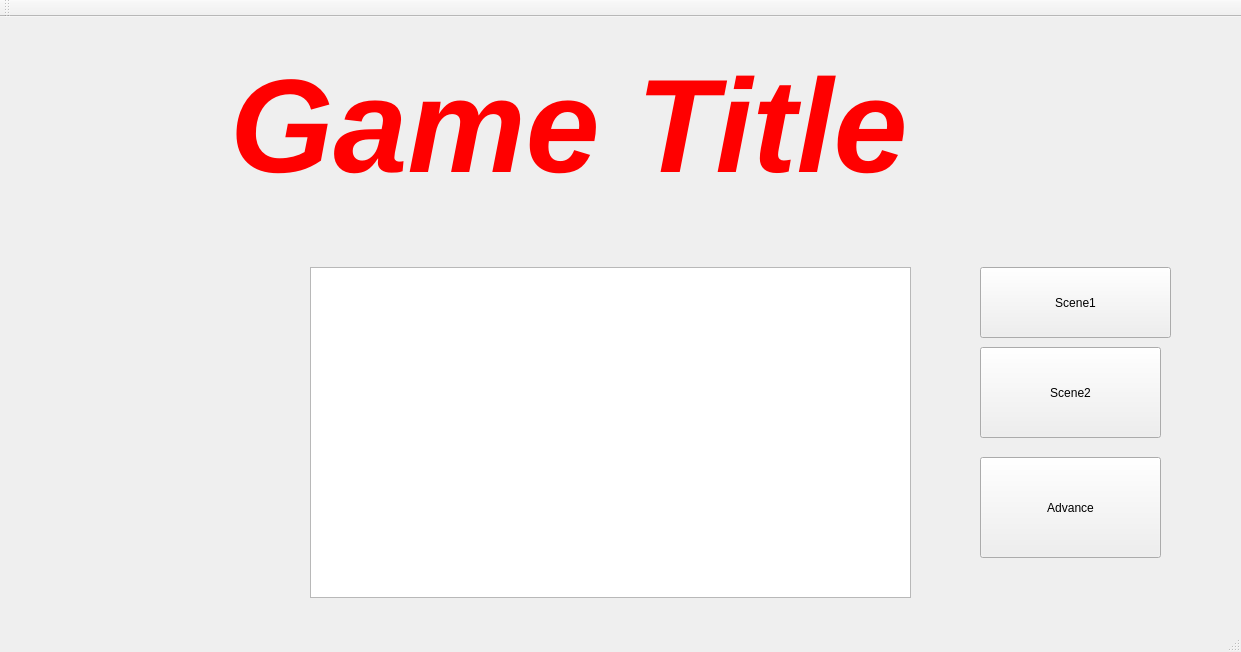
ltuijnder/GameProject, file GameProject/gamewindow.ui: the form before one commit.
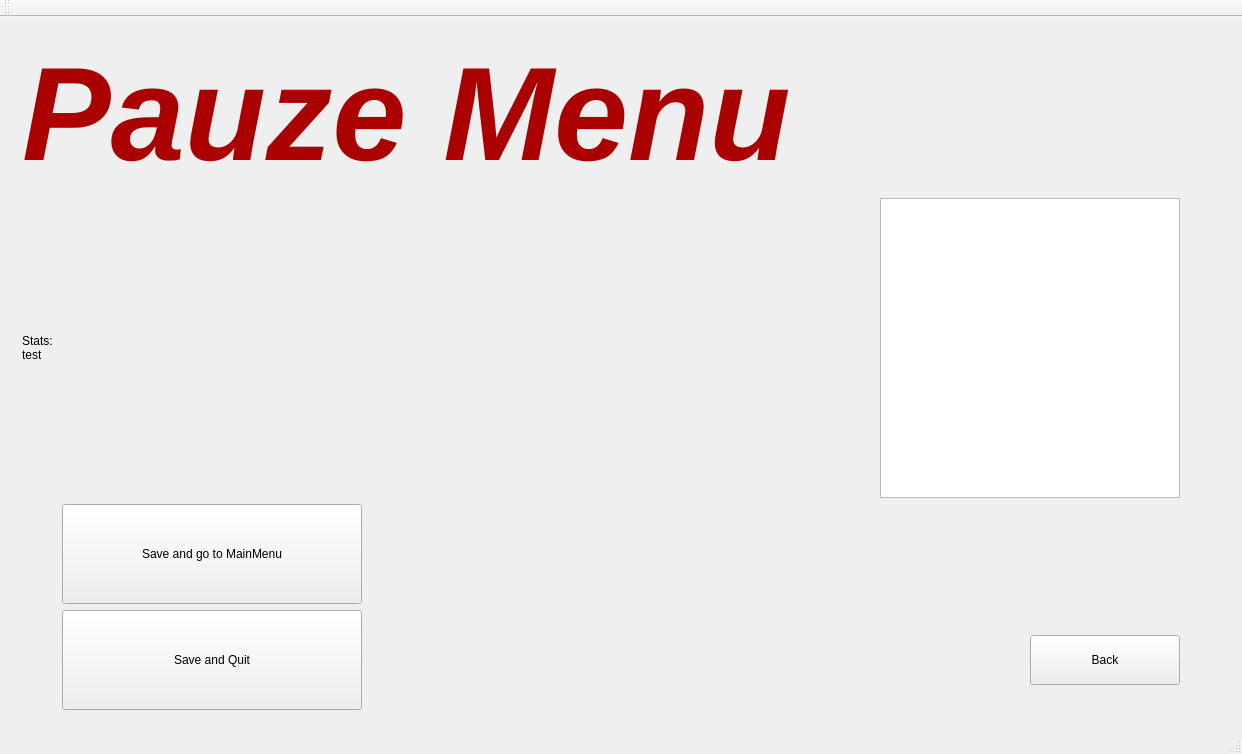
The form after the commit. The open tabs and pages were chosen to show the change.

Commit message:
Minimal Menu
Added a minimal menu to the game: Start button, pauze button. Pages are to be added later but this way we already have a minimal to work with

Patch:
```diff
--- a/GameProject/gamewindow.ui
+++ b/GameProject/gamewindow.ui
@@ -6,8 +6,8 @@
    <rect>
     <x>0</x>
     <y>0</y>
-    <width>1241</width>
-    <height>652</height>
+    <width>1242</width>
+    <height>644</height>
    </rect>
   </property>
   <property name="sizePolicy">
@@ -23,68 +23,569 @@
    <property name="enabled">
     <bool>true</bool>
    </property>
-   <widget class="QLabel" name="GameTitle">
-    <property name="geometry">
-     <rect>
-      <x>230</x>
-      <y>30</y>
-      <width>741</width>
-      <height>161</height>
-     </rect>
-    </property>
-    <property name="text">
-     <string>&lt;html&gt;&lt;head/&gt;&lt;body&gt;&lt;p&gt;&lt;span style=&quot; font-size:100pt; font-weight:600; font-style:italic; color:#ff0000;&quot;&gt;Game Title&lt;/span&gt;&lt;/p&gt;&lt;/body&gt;&lt;/html&gt;</string>
-    </property>
-   </widget>
-   <widget class="QGraphicsView" name="graphicsView">
-    <property name="geometry">
-     <rect>
-      <x>310</x>
-      <y>250</y>
-      <width>601</width>
-      <height>331</height>
-     </rect>
-    </property>
-   </widget>
-   <widget class="QPushButton" name="pushButton">
-    <property name="geometry">
-     <rect>
-      <x>980</x>
-      <y>250</y>
-      <width>191</width>
-      <height>71</height>
-     </rect>
-    </property>
-    <property name="text">
-     <string>Scene1</string>
-    </property>
-   </widget>
-   <widget class="QPushButton" name="pushButton_2">
-    <property name="geometry">
-     <rect>
-      <x>980</x>
-      <y>330</y>
-      <width>181</width>
-      <height>91</height>
-     </rect>
-    </property>
-    <property name="text">
-     <string>Scene2</string>
-    </property>
-   </widget>
-   <widget class="QPushButton" name="pushButton_3">
-    <property name="geometry">
-     <rect>
-      <x>980</x>
-      <y>440</y>
-      <width>181</width>
-      <height>101</height>
-     </rect>
-    </property>
-    <property name="text">
-     <string>Advance</string>
-    </property>
-   </widget>
+   <property name="autoFillBackground">
+    <bool>true</bool>
+   </property>
+   <layout class="QGridLayout" name="gridLayout">
+    <item row="0" column="0">
+     <widget class="QStackedWidget" name="stackedWidget">
+      <property name="sizePolicy">
+       <sizepolicy hsizetype="Expanding" vsizetype="Expanding">
+        <horstretch>0</horstretch>
+        <verstretch>0</verstretch>
+       </sizepolicy>
+      </property>
+      <property name="currentIndex">
+       <number>0</number>
+      </property>
+      <widget class="QWidget" name="StartPage">
+       <layout class="QVBoxLayout" name="verticalLayout">
+        <item>
+         <widget class="QLabel" name="GameTitle">
+          <property name="sizePolicy">
+           <sizepolicy hsizetype="Expanding" vsizetype="Expanding">
+            <horstretch>0</horstretch>
+            <verstretch>0</verstretch>
+           </sizepolicy>
+          </property>
+          <property name="text">
+           <string>&lt;html&gt;&lt;head/&gt;&lt;body&gt;&lt;p align=&quot;center&quot;&gt;&lt;span style=&quot; font-size:100pt; font-style:italic; color:#aa0000;&quot;&gt;GameTitle&lt;/span&gt;&lt;/p&gt;&lt;/body&gt;&lt;/html&gt;</string>
+          </property>
+         </widget>
+        </item>
+        <item>
+         <spacer name="verticalSpacer_2">
+          <property name="orientation">
+           <enum>Qt::Vertical</enum>
+          </property>
+          <property name="sizeHint" stdset="0">
+           <size>
+            <width>20</width>
+            <height>40</height>
+           </size>
+          </property>
+         </spacer>
+        </item>
+        <item>
+         <layout class="QHBoxLayout" name="horizontalLayout">
+          <item>
+           <spacer name="horizontalSpacer">
+            <property name="orientation">
+             <enum>Qt::Horizontal</enum>
+            </property>
+            <property name="sizeHint" stdset="0">
+             <size>
+              <width>40</width>
+              <height>20</height>
+             </size>
+            </property>
+           </spacer>
+          </item>
+          <item>
+           <widget class="QPushButton" name="PlayButton">
+            <property name="sizePolicy">
+             <sizepolicy hsizetype="Expanding" vsizetype="Expanding">
+              <horstretch>0</horstretch>
+              <verstretch>0</verstretch>
+             </sizepolicy>
+            </property>
+            <property name="minimumSize">
+             <size>
+              <width>150</width>
+              <height>50</height>
+             </size>
+            </property>
+            <property name="styleSheet">
+             <string notr="true">font: 75 24pt &quot;Noto Sans&quot;;</string>
+            </property>
+            <property name="text">
+             <string>Play Game</string>
+            </property>
+           </widget>
+          </item>
+          <item>
+           <spacer name="horizontalSpacer_2">
+            <property name="orientation">
+             <enum>Qt::Horizontal</enum>
+            </property>
+            <property name="sizeType">
+             <enum>QSizePolicy::MinimumExpanding</enum>
+            </property>
+            <property name="sizeHint" stdset="0">
+             <size>
+              <width>40</width>
+              <height>20</height>
+             </size>
+            </property>
+           </spacer>
+          </item>
+         </layout>
+        </item>
+        <item>
+         <layout class="QHBoxLayout" name="horizontalLayout_2">
+          <item>
+           <spacer name="horizontalSpacer_4">
+            <property name="orientation">
+             <enum>Qt::Horizontal</enum>
+            </property>
+            <property name="sizeHint" stdset="0">
+             <size>
+              <width>40</width>
+              <height>20</height>
+             </size>
+            </property>
+           </spacer>
+          </item>
+          <item>
+           <widget class="QPushButton" name="QuitButton">
+            <property name="enabled">
+             <bool>true</bool>
+            </property>
+            <property name="sizePolicy">
+             <sizepolicy hsizetype="Expanding" vsizetype="Expanding">
+              <horstretch>0</horstretch>
+              <verstretch>0</verstretch>
+             </sizepolicy>
+            </property>
+            <property name="minimumSize">
+             <size>
+              <width>150</width>
+              <height>50</height>
+             </size>
+            </property>
+            <property name="styleSheet">
+             <string notr="true">font: 75 24pt &quot;Noto Sans&quot;;</string>
+            </property>
+            <property name="text">
+             <string>Quit</string>
+            </property>
+           </widget>
+          </item>
+          <item>
+           <spacer name="horizontalSpacer_3">
+            <property name="orientation">
+             <enum>Qt::Horizontal</enum>
+            </property>
+            <property name="sizeHint" stdset="0">
+             <size>
+              <width>40</width>
+              <height>20</height>
+             </size>
+            </property>
+           </spacer>
+          </item>
+         </layout>
+        </item>
+        <item>
+         <spacer name="verticalSpacer">
+          <property name="orientation">
+           <enum>Qt::Vertical</enum>
+          </property>
+          <property name="sizeHint" stdset="0">
+           <size>
+            <width>20</width>
+            <height>40</height>
+           </size>
+          </property>
+         </spacer>
+        </item>
+       </layout>
+      </widget>
+      <widget class="QWidget" name="GameSelectPage">
+       <layout class="QVBoxLayout" name="verticalLayout_2">
+        <item>
+         <widget class="QLabel" name="GameTitle_2">
+          <property name="sizePolicy">
+           <sizepolicy hsizetype="Expanding" vsizetype="Expanding">
+            <horstretch>0</horstretch>
+            <verstretch>0</verstretch>
+           </sizepolicy>
+          </property>
+          <property name="text">
+           <string>&lt;html&gt;&lt;head/&gt;&lt;body&gt;&lt;p align=&quot;center&quot;&gt;&lt;span style=&quot; font-size:100pt; font-style:italic; color:#aa0000;&quot;&gt;GameTitle&lt;/span&gt;&lt;/p&gt;&lt;/body&gt;&lt;/html&gt;</string>
+          </property>
+         </widget>
+        </item>
+        <item>
+         <spacer name="verticalSpacer_3">
+          <property name="orientation">
+           <enum>Qt::Vertical</enum>
+          </property>
+          <property name="sizeHint" stdset="0">
+           <size>
+            <width>20</width>
+            <height>82</height>
+           </size>
+          </property>
+         </spacer>
+        </item>
+        <item>
+         <layout class="QHBoxLayout" name="horizontalLayout_5">
+          <item>
+           <spacer name="horizontalSpacer_9">
+            <property name="orientation">
+             <enum>Qt::Horizontal</enum>
+            </property>
+            <property name="sizeHint" stdset="0">
+             <size>
+              <width>40</width>
+              <height>20</height>
+             </size>
+            </property>
+           </spacer>
+          </item>
+          <item>
+           <widget class="QPushButton" name="NewGameButton">
+            <property name="sizePolicy">
+             <sizepolicy hsizetype="Expanding" vsizetype="Expanding">
+              <horstretch>0</horstretch>
+              <verstretch>0</verstretch>
+             </sizepolicy>
+            </property>
+            <property name="minimumSize">
+             <size>
+              <width>150</width>
+              <height>50</height>
+             </size>
+            </property>
+            <property name="styleSheet">
+             <string notr="true">font: 75 24pt &quot;Noto Sans&quot;;</string>
+            </property>
+            <property name="text">
+             <string>New Game</string>
+            </property>
+           </widget>
+          </item>
+          <item>
+           <spacer name="horizontalSpacer_10">
+            <property name="orientation">
+             <enum>Qt::Horizontal</enum>
+            </property>
+            <property name="sizeType">
+             <enum>QSizePolicy::MinimumExpanding</enum>
+            </property>
+            <property name="sizeHint" stdset="0">
+             <size>
+              <width>40</width>
+              <height>20</height>
+             </size>
+            </property>
+           </spacer>
+          </item>
+         </layout>
+        </item>
+        <item>
+         <layout class="QHBoxLayout" name="horizontalLayout_6">
+          <item>
+           <spacer name="horizontalSpacer_11">
+            <property name="orientation">
+             <enum>Qt::Horizontal</enum>
+            </property>
+            <property name="sizeHint" stdset="0">
+             <size>
+              <width>40</width>
+              <height>20</height>
+             </size>
+            </property>
+           </spacer>
+          </item>
+          <item>
+           <widget class="QPushButton" name="LoadGameButton">
+            <property name="enabled">
+             <bool>false</bool>
+            </property>
+            <property name="sizePolicy">
+             <sizepolicy hsizetype="Expanding" vsizetype="Expanding">
+              <horstretch>0</horstretch>
+              <verstretch>0</verstretch>
+             </sizepolicy>
+            </property>
+            <property name="minimumSize">
+             <size>
+              <width>150</width>
+              <height>50</height>
+             </size>
+            </property>
+            <property name="styleSheet">
+             <string notr="true">font: 75 24pt &quot;Noto Sans&quot;;</string>
+            </property>
+            <property name="text">
+             <string>Load a SafeFile</string>
+            </property>
+           </widget>
+          </item>
+          <item>
+           <spacer name="horizontalSpacer_12">
+            <property name="orientation">
+             <enum>Qt::Horizontal</enum>
+            </property>
+            <property name="sizeHint" stdset="0">
+             <size>
+              <width>40</width>
+              <height>20</height>
+             </size>
+            </property>
+           </spacer>
+          </item>
+         </layout>
+        </item>
+        <item>
+         <spacer name="verticalSpacer_4">
+          <property name="orientation">
+           <enum>Qt::Vertical</enum>
+          </property>
+          <property name="sizeHint" stdset="0">
+           <size>
+            <width>20</width>
+            <height>82</height>
+           </size>
+          </property>
+         </spacer>
+        </item>
+       </layout>
+      </widget>
+      <widget class="QWidget" name="GamePage">
+       <widget class="QGraphicsView" name="graphicsView">
+        <property name="geometry">
+         <rect>
+          <x>0</x>
+          <y>0</y>
+          <width>1899</width>
+          <height>1020</height>
+         </rect>
+        </property>
+       </widget>
+      </widget>
+      <widget class="QWidget" name="PauzePage">
+       <layout class="QVBoxLayout" name="verticalLayout_3">
+        <item>
+         <widget class="QLabel" name="label">
+          <property name="text">
+           <string>&lt;html&gt;&lt;head/&gt;&lt;body&gt;&lt;p&gt;&lt;span style=&quot; font-size:100pt; font-weight:600; font-style:italic; color:#aa0000;&quot;&gt;Pauze Menu&lt;/span&gt;&lt;/p&gt;&lt;/body&gt;&lt;/html&gt;</string>
+          </property>
+         </widget>
+        </item>
+        <item>
+         <layout class="QHBoxLayout" name="horizontalLayout_7">
+          <item>
+           <widget class="QLabel" name="Stats">
+            <property name="minimumSize">
+             <size>
+              <width>20</width>
+              <height>0</height>
+             </size>
+            </property>
+            <property name="text">
+             <string>Stats:  
+test        </string>
+            </property>
+           </widget>
+          </item>
+          <item>
+           <spacer name="horizontalSpacer_13">
+            <property name="orientation">
+             <enum>Qt::Horizontal</enum>
+            </property>
+            <property name="sizeHint" stdset="0">
+             <size>
+              <width>40</width>
+              <height>20</height>
+             </size>
+            </property>
+           </spacer>
+          </item>
+          <item>
+           <widget class="QGraphicsView" name="MiniMap">
+            <property name="sizePolicy">
+             <sizepolicy hsizetype="Fixed" vsizetype="Fixed">
+              <horstretch>0</horstretch>
+              <verstretch>0</verstretch>
+             </sizepolicy>
+            </property>
+            <property name="minimumSize">
+             <size>
+              <width>300</width>
+              <height>300</height>
+             </size>
+            </property>
+           </widget>
+          </item>
+          <item>
+           <spacer name="horizontalSpacer_14">
+            <property name="orientation">
+             <enum>Qt::Horizontal</enum>
+            </property>
+            <property name="sizeType">
+             <enum>QSizePolicy::Minimum</enum>
+            </property>
+            <property name="sizeHint" stdset="0">
+             <size>
+              <width>40</width>
+              <height>20</height>
+             </size>
+            </property>
+           </spacer>
+          </item>
+         </layout>
+        </item>
+        <item>
+         <layout class="QHBoxLayout" name="horizontalLayout_8">
+          <item>
+           <layout class="QVBoxLayout" name="verticalLayout_4">
+            <item>
+             <layout class="QHBoxLayout" name="horizontalLayout_9">
+              <item>
+               <spacer name="horizontalSpacer_15">
+                <property name="orientation">
+                 <enum>Qt::Horizontal</enum>
+                </property>
+                <property name="sizeType">
+                 <enum>QSizePolicy::Minimum</enum>
+                </property>
+                <property name="sizeHint" stdset="0">
+                 <size>
+                  <width>40</width>
+                  <height>20</height>
+                 </size>
+                </property>
+               </spacer>
+              </item>
+              <item>
+               <widget class="QPushButton" name="pushButton">
+                <property name="sizePolicy">
+                 <sizepolicy hsizetype="Minimum" vsizetype="Fixed">
+                  <horstretch>0</horstretch>
+                  <verstretch>0</verstretch>
+                 </sizepolicy>
+                </property>
+                <property name="minimumSize">
+                 <size>
+                  <width>300</width>
+                  <height>100</height>
+                 </size>
+                </property>
+                <property name="styleSheet">
+                 <string notr="true">font: 75 24pt &quot;Noto Sans&quot;;</string>
+                </property>
+                <property name="text">
+                 <string>Save and go to MainMenu</string>
+                </property>
+               </widget>
+              </item>
+              <item>
+               <spacer name="horizontalSpacer_16">
+                <property name="orientation">
+                 <enum>Qt::Horizontal</enum>
+                </property>
+                <property name="sizeHint" stdset="0">
+                 <size>
+                  <width>40</width>
+                  <height>20</height>
+                 </size>
+                </property>
+               </spacer>
+              </item>
+             </layout>
+            </item>
+            <item>
+             <layout class="QHBoxLayout" name="horizontalLayout_10">
+              <item>
+               <spacer name="horizontalSpacer_17">
+                <property name="orientation">
+                 <enum>Qt::Horizontal</enum>
+                </property>
+                <property name="sizeType">
+                 <enum>QSizePolicy::Minimum</enum>
+                </property>
+                <property name="sizeHint" stdset="0">
+                 <size>
+                  <width>40</width>
+                  <height>20</height>
+                 </size>
+                </property>
+               </spacer>
+              </item>
+              <item>
+               <widget class="QPushButton" name="pushButton_2">
+                <property name="enabled">
+                 <bool>true</bool>
+                </property>
+                <property name="sizePolicy">
+                 <sizepolicy hsizetype="Minimum" vsizetype="Minimum">
+                  <horstretch>0</horstretch>
+                  <verstretch>0</verstretch>
+                 </sizepolicy>
+                </property>
+                <property name="minimumSize">
+                 <size>
+                  <width>300</width>
+                  <height>100</height>
+                 </size>
+                </property>
+                <property name="styleSheet">
+                 <string notr="true">font: 75 24pt &quot;Noto Sans&quot;;</string>
+                </property>
+                <property name="text">
+                 <string>Save and Quit</string>
+                </property>
+               </widget>
+              </item>
+              <item>
+               <spacer name="horizontalSpacer_18">
+                <property name="orientation">
+                 <enum>Qt::Horizontal</enum>
+                </property>
+                <property name="sizeHint" stdset="0">
+                 <size>
+                  <width>40</width>
+                  <height>20</height>
+                 </size>
+                </property>
+               </spacer>
+              </item>
+              <item>
+               <widget class="QPushButton" name="pushButton_3">
+                <property name="minimumSize">
+                 <size>
+                  <width>150</width>
+                  <height>50</height>
+                 </size>
+                </property>
+                <property name="styleSheet">
+                 <string notr="true">font: 75 24pt &quot;Noto Sans&quot;;</string>
+                </property>
+                <property name="text">
+                 <string>Back</string>
+                </property>
+               </widget>
+              </item>
+              <item>
+               <spacer name="horizontalSpacer_19">
+                <property name="orientation">
+                 <enum>Qt::Horizontal</enum>
+                </property>
+                <property name="sizeType">
+                 <enum>QSizePolicy::Minimum</enum>
+                </property>
+                <property name="sizeHint" stdset="0">
+                 <size>
+                  <width>40</width>
+                  <height>20</height>
+                 </size>
+                </property>
+               </spacer>
+              </item>
+             </layout>
+            </item>
+           </layout>
+          </item>
+         </layout>
+        </item>
+       </layout>
+      </widget>
+     </widget>
+    </item>
+   </layout>
   </widget>
   <widget class="QMenuBar" name="menuBar">
    <property name="geometry">
```
Left out of the diff: 111 changed lines with no effect on the pictures. The commit also changes 4 other files.
